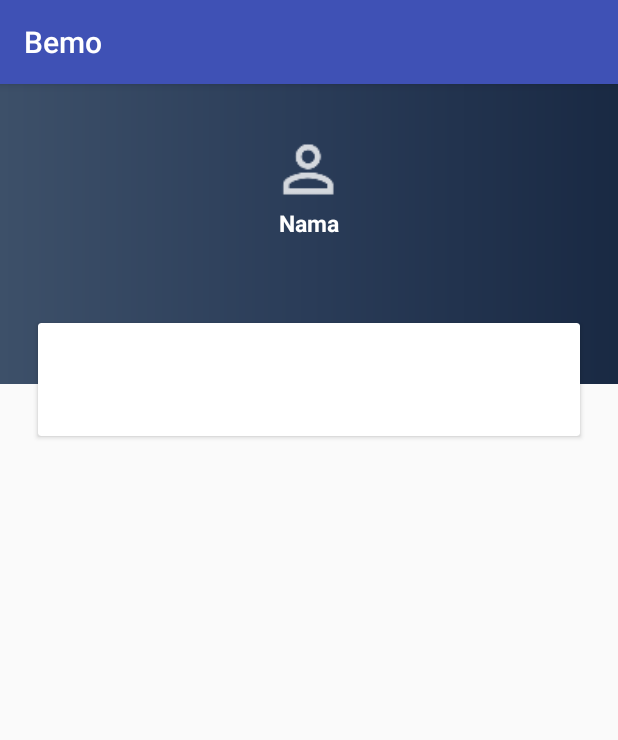
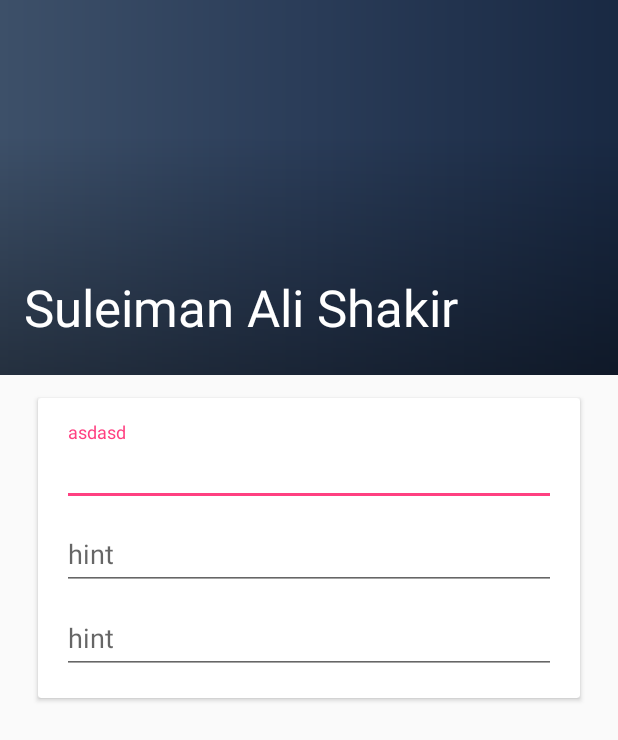
Before and after one commit to cyber12341/Final_year_project, an Android app: the Profile screen opened directly, with no data from a screen before it, on a phone screen of 412 x 824 dp. Shown: the top 740 px of the screen. Run offline under Robolectric (Android 15) with nearby library versions, the phone set to English and light mode, and no system bars.

Commit message:
profile coordinator layout

```diff
--- a/app/src/main/AndroidManifest.xml
+++ b/app/src/main/AndroidManifest.xml
@@ -23,7 +23,8 @@
         <activity
             android:name=".Register"
             android:theme="@style/AppThemeNoTitleBar" />
-        <activity android:name=".Profile" />
+        <activity android:name=".Profile"
+            android:theme="@style/AppTheme.NoActionBar"/>
     </application>
 
 </manifest>
--- a/app/src/main/java/bemo/bemo/Profile.java
+++ b/app/src/main/java/bemo/bemo/Profile.java
@@ -1,13 +1,16 @@
 package bemo.bemo;
 
+import android.support.design.widget.CollapsingToolbarLayout;
 import android.support.v7.app.AppCompatActivity;
 import android.os.Bundle;
 
 public class Profile extends AppCompatActivity {
-
+    CollapsingToolbarLayout collapsingToolbar;
     @Override
     protected void onCreate(Bundle savedInstanceState) {
         super.onCreate(savedInstanceState);
         setContentView(R.layout.activity_profile);
+        collapsingToolbar = (CollapsingToolbarLayout) findViewById(R.id.toolbar_layout);
+        collapsingToolbar.setTitle("Suleiman Ali Shakir");
     }
 }
--- /dev/null
+++ b/app/src/main/res/drawable/scrim.xml
@@ -0,0 +1,7 @@
+<shape xmlns:android="http://schemas.android.com/apk/res/android"
+    android:shape="rectangle">
+    <gradient
+        android:angle="90"
+        android:endColor="@android:color/transparent"
+        android:startColor="#66000000"/>
+</shape>
--- a/app/src/main/res/layout/activity_profile.xml
+++ b/app/src/main/res/layout/activity_profile.xml
@@ -1,47 +1,47 @@
 <?xml version="1.0" encoding="utf-8"?>
-<android.support.constraint.ConstraintLayout xmlns:android="http://schemas.android.com/apk/res/android"
+<android.support.design.widget.CoordinatorLayout xmlns:android="http://schemas.android.com/apk/res/android"
     xmlns:app="http://schemas.android.com/apk/res-auto"
     xmlns:tools="http://schemas.android.com/tools"
     android:layout_width="match_parent"
     android:layout_height="match_parent"
+    android:fitsSystemWindows="true"
     tools:context="bemo.bemo.Profile">
-    <LinearLayout
+    <android.support.design.widget.AppBarLayout
+        android:id="@+id/app_bar"
         android:layout_width="match_parent"
-        android:layout_height="match_parent">
-        <RelativeLayout
+        android:layout_height="250dp"
+        android:fitsSystemWindows="true"
+        android:theme="@style/AppTheme.AppBarOverlay">
+
+        <android.support.design.widget.CollapsingToolbarLayout
+            android:id="@+id/toolbar_layout"
             android:layout_width="match_parent"
-            android:layout_height="250dp">
-            <LinearLayout
+            android:layout_height="match_parent"
+            android:fitsSystemWindows="true"
+            app:contentScrim="?attr/colorPrimary"
+            app:layout_scrollFlags="scroll|exitUntilCollapsed|snap"
+            app:expandedTitleMarginStart="16dp"
+            app:toolbarId="@+id/toolbar">
+
+            <ImageView
                 android:layout_width="match_parent"
-                android:layout_height="200dp"
-                android:background="@drawable/gradient"
-                android:orientation="vertical">
-                <ImageView
-                    android:layout_width="50dp"
-                    android:layout_height="50dp"
-                    android:layout_gravity="center"
-                    android:layout_marginTop="32dp"
-                    android:src="@drawable/ic_action_name_sign_up"/>
-                <TextView
-                    android:layout_width="wrap_content"
-                    android:layout_height="wrap_content"
-                    android:layout_gravity="center"
-                    android:textColor="#fff"
-                    android:text="Nama"
-                    android:textSize="15sp"
-                    android:textStyle="bold"/>
-            </LinearLayout>
-            <android.support.v7.widget.CardView
+                android:layout_height="match_parent"
+                android:src="@drawable/gradient"
+                />
+            <View
                 android:layout_width="match_parent"
-                android:layout_alignParentBottom="true"
-                android:layout_marginTop="100dp"
-                android:layout_marginLeft="25dp"
-                android:layout_marginRight="25dp"
-                android:layout_marginBottom="15dp"
-                android:layout_height="75dp"
-                android:background="#fff">
+                android:layout_height="160dp"
+                android:layout_gravity="bottom"
+                android:background="@drawable/scrim"/>
+            <android.support.v7.widget.Toolbar
+                android:id="@+id/toolbar"
+                android:layout_width="match_parent"
+                android:layout_height="?attr/actionBarSize"
+                app:layout_collapseMode="pin"
+                app:popupTheme="@style/AppTheme.PopupOverlay" />
 
-            </android.support.v7.widget.CardView>
-        </RelativeLayout>
-    </LinearLayout>
-</android.support.constraint.ConstraintLayout>
+        </android.support.design.widget.CollapsingToolbarLayout>
+    </android.support.design.widget.AppBarLayout>
+    <include layout="@layout/conten_profile" />
+
+</android.support.design.widget.CoordinatorLayout>
--- /dev/null
+++ b/app/src/main/res/layout/conten_profile.xml
@@ -0,0 +1,62 @@
+<?xml version="1.0" encoding="utf-8"?>
+<android.support.v4.widget.NestedScrollView
+    xmlns:android="http://schemas.android.com/apk/res/android"
+    xmlns:app="http://schemas.android.com/apk/res-auto"
+    xmlns:tools="http://schemas.android.com/tools"
+    android:layout_width="match_parent"
+    android:layout_height="match_parent"
+    tools:showIn="@layout/activity_profile"
+    app:layout_behavior="@string/appbar_scrolling_view_behavior"
+    >
+
+
+        <android.support.v7.widget.CardView
+            android:layout_width="match_parent"
+            android:layout_alignParentBottom="true"
+            android:layout_marginTop="15dp"
+            android:layout_marginLeft="25dp"
+            android:layout_marginRight="25dp"
+            android:layout_marginBottom="15dp"
+            android:layout_height="wrap_content"
+            android:background="#fff">
+            <LinearLayout
+                android:layout_width="match_parent"
+                android:layout_height="wrap_content"
+                android:padding="@dimen/activity_vertical_margin"
+                android:orientation="vertical">
+                <android.support.design.widget.TextInputLayout
+                    android:layout_width="match_parent"
+                    android:layout_height="wrap_content">
+
+                    <EditText
+                        android:layout_width="match_parent"
+                        android:layout_height="wrap_content"
+                        android:hint="asdasd"/>
+                </android.support.design.widget.TextInputLayout>
+
+                <android.support.design.widget.TextInputLayout
+                    android:layout_width="match_parent"
+                    android:layout_height="wrap_content">
+
+                    <android.support.design.widget.TextInputEditText
+                        android:layout_width="match_parent"
+                        android:layout_height="wrap_content"
+                        android:hint="hint" />
+                </android.support.design.widget.TextInputLayout>
+
+                <android.support.design.widget.TextInputLayout
+                    android:layout_width="match_parent"
+                    android:layout_height="wrap_content">
+
+                    <android.support.design.widget.TextInputEditText
+                        android:layout_width="match_parent"
+                        android:layout_height="wrap_content"
+                        android:hint="hint" />
+                </android.support.design.widget.TextInputLayout>
+            </LinearLayout>
+
+        </android.support.v7.widget.CardView>
+
+
+
+</android.support.v4.widget.NestedScrollView>
--- a/app/src/main/res/values/styles.xml
+++ b/app/src/main/res/values/styles.xml
@@ -7,7 +7,10 @@
         <item name="colorPrimaryDark">@color/colorPrimaryDark</item>
         <item name="colorAccent">@color/colorAccent</item>
     </style>
-
+    <style name="AppTheme.NoActionBar">
+        <item name="windowActionBar">false</item>
+        <item name="windowNoTitle">true</item>
+    </style>
     <style name="AppThemeNoTitleBar" parent="Theme.AppCompat.Light.NoActionBar">
         <item name="android:windowNoTitle">true</item>
         <item name="android:windowActionBar">false</item>
@@ -15,12 +18,11 @@
         <item name="android:windowContentOverlay">@null</item>
     </style>
 
-    <style name="AppTheme.NoActionBar">
-        <item name="windowActionBar">false</item>
-        <item name="windowNoTitle">true</item>
-    </style>
+
 
     <style name="AppTheme.AppBarOverlay" parent="ThemeOverlay.AppCompat.Dark.ActionBar" />
 
     <style name="AppTheme.PopupOverlay" parent="ThemeOverlay.AppCompat.Light" />
+
+
 </resources>
```
